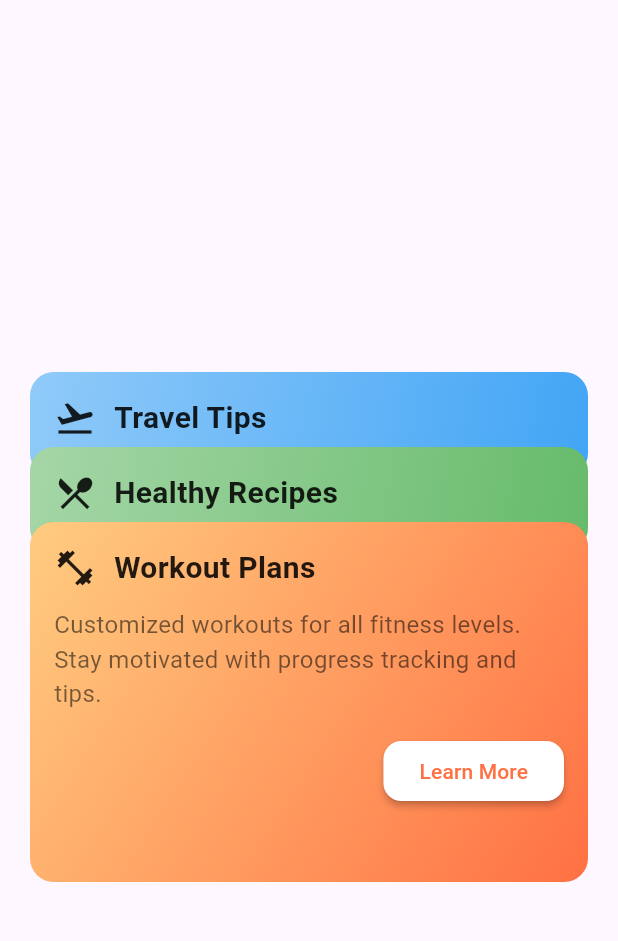
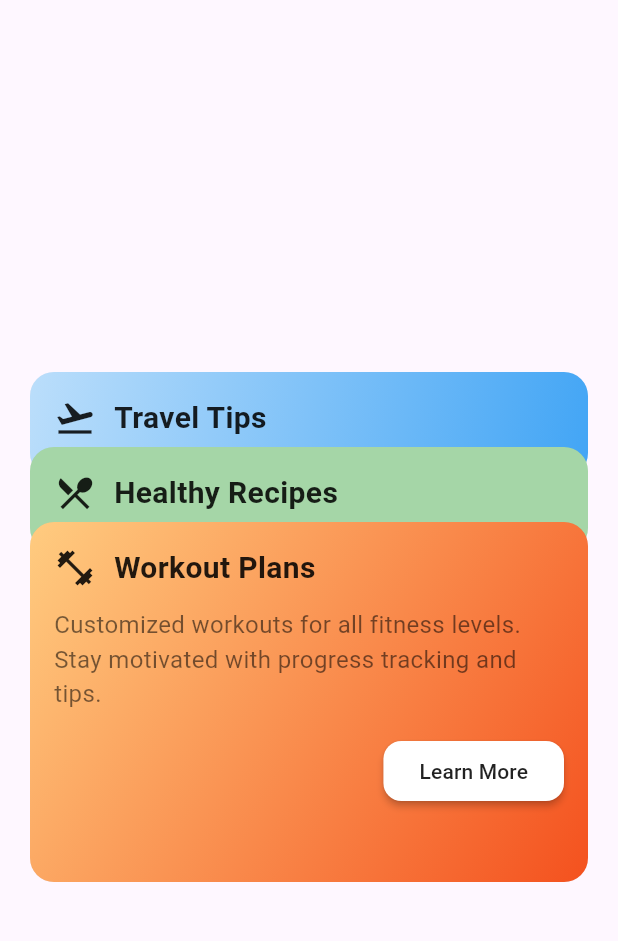
Before and after one commit to Sunilnani/stacked_card, a Flutter app: the screen it shows after launch, on a phone screen of 412 x 824 dp, the part 63-1004 px from its top. Run offline on Flutter 3.47's test engine with Material 3 defaults, Android fonts, the phone set to English and light mode, and no system bars.

Commit message:
feat: allow solidColor on CardItem, bump to 1.0.6

```diff
--- a/example/lib/main.dart
+++ b/example/lib/main.dart
@@ -4,7 +4,7 @@ import 'package:stacked_cards/stacked_cards.dart';
 void main() => runApp(const ExampleApp());
 
 class ExampleApp extends StatelessWidget {
-  const ExampleApp({Key? key}) : super(key: key);
+  const ExampleApp({super.key});
 
   @override
   Widget build(BuildContext context) {
@@ -14,34 +14,29 @@ class ExampleApp extends StatelessWidget {
         body:
         'Discover hidden gems around the world with our exclusive travel guides and insider recommendations.',
         icon: Icons.flight_takeoff,
-        gradientColors: [
-          Colors.blue.shade200,
-          Colors.blue.shade400,
-        ],
+        //solidColor: Colors.red
+        // ← use a gradient
+        gradientColors: [Colors.blue.shade100, Colors.blue.shade400],
       ),
       CardItem(
         title: 'Healthy Recipes',
         body:
         'Wholesome and delicious recipes tailored for every taste. From smoothies to full-course meals!',
         icon: Icons.restaurant_menu,
-        gradientColors: [
-          Colors.green.shade200,
-          Colors.green.shade400,
-        ],
+        // ← use a solid colour instead
+        solidColor: Colors.green.shade200,
       ),
       CardItem(
         title: 'Workout Plans',
         body:
         'Customized workouts for all fitness levels. Stay motivated with progress tracking and tips.',
         icon: Icons.fitness_center,
-        gradientColors: [
-          Colors.orange.shade200,
-          Colors.deepOrange.shade400,
-        ],
+        gradientColors: [Colors.orange.shade200, Colors.deepOrange.shade600],
       ),
     ];
 
     return MaterialApp(
+      debugShowCheckedModeBanner: false,
       title: 'Stacked Cards Demo',
       theme: ThemeData(primarySwatch: Colors.blue),
       home: Scaffold(
@@ -57,38 +52,44 @@ class ExampleApp extends StatelessWidget {
   }
 }
 
+/*――――――――――――――  MODEL  ――――――――――――*/
 
-
-/// A single card item with its own gradient colors.
 class CardItem {
   final String title;
   final String body;
-  final IconData icon;
-  final List<Color> gradientColors;
+  final IconData? icon;
+
+  /// Provide **either** a gradient **or** a solid colour.
+  final List<Color>? gradientColors;
+  final Color? solidColor;
 
   CardItem({
     required this.title,
     required this.body,
-    required this.icon,
-    required this.gradientColors,
-  });
+    this.icon,
+    this.gradientColors,
+    this.solidColor,
+  }) : assert(
+  (gradientColors != null && gradientColors.length >= 2) ||
+      (solidColor != null),
+  'You must supply either at least two gradient colours or one solid colour',
+  );
 }
 
-/// A stack of tappable cards that animate to the front and expand,
-/// preserving each card's unique gradient colors.
+/*――――――――――――――  WIDGET  ――――――――――――*/
+
 class StackedCards extends StatefulWidget {
-  /// The list of cards to display.
   final List<CardItem> items;
-  const StackedCards({Key? key, required this.items}) : super(key: key);
+  const StackedCards({super.key, required this.items});
 
   @override
-  _StackedCardsState createState() => _StackedCardsState();
+  State<StackedCards> createState() => _StackedCardsState();
 }
 
 class _StackedCardsState extends State<StackedCards> {
-  static const double _collapsedHeight = 70.0;
-  static const double _expandedHeight = 240.0;
-  static const double _overlap = 50.0;
+  static const double _collapsedHeight = 70;
+  static const double _expandedHeight  = 240;
+  static const double _overlap         = 50;
 
   late List<CardItem> _items;
   late CardItem _selected;
@@ -96,48 +97,33 @@ class _StackedCardsState extends State<StackedCards> {
   @override
   void initState() {
     super.initState();
-    // Clone the list so we can reorder
-    _items = List.from(widget.items);
+    _items    = List.of(widget.items);
     _selected = _items.last;
   }
 
   @override
   Widget build(BuildContext context) {
-    final totalHeight = _expandedHeight + (_items.length - 1) * _overlap;
+    final totalH = _expandedHeight + (_items.length - 1) * _overlap;
 
-    return Center(
-      child: SizedBox(
-        height: totalHeight,
-        width: double.infinity,
-        child: Stack(
+    return SizedBox(
+      height: totalH,
+      width : double.infinity,
+      child : Stack(
         clipBehavior: Clip.none,
         children: _items.asMap().entries.map((entry) {
-            final index = entry.key;
-            final item = entry.value;
-            final isSelected = item == _selected;
-            final topOffset = index * _overlap;
-            final cardHeight = isSelected ? _expandedHeight : _collapsedHeight;
-            // Use each item's own gradient
-            final colors = item.gradientColors;
+          final idx       = entry.key;
+          final item      = entry.value;
+          final selected  = item == _selected;
+          final top       = idx * _overlap;
+          final cardH     = selected ? _expandedHeight : _collapsedHeight;
 
-            return AnimatedPositioned(
-              key: ValueKey(item.title),
-              duration: const Duration(milliseconds: 300),
-              curve: Curves.easeInOut,
-              top: topOffset,
-              left: 20,
-              right: 20,
-              height: cardHeight,
-              child: GestureDetector(
-                onTap: () => _onTap(item),
-                child: ClipRRect(
-                  borderRadius: BorderRadius.circular(16),
-                  child: Container(
-                    decoration: BoxDecoration(
+          // Decide whether to paint a gradient or a solid colour
+          final BoxDecoration bg = (item.gradientColors != null)
+              ? BoxDecoration(
             gradient: LinearGradient(
-                        colors: colors,
-                        begin: Alignment.topLeft,
-                        end: Alignment.bottomRight,
+              colors: item.gradientColors!,
+              begin : Alignment.topLeft,
+              end   : Alignment.bottomRight,
             ),
             boxShadow: const [
               BoxShadow(
@@ -146,13 +132,39 @@ class _StackedCardsState extends State<StackedCards> {
                 offset: Offset(0, 3),
               ),
             ],
+          )
+              : BoxDecoration(
+            color: item.solidColor,
+            boxShadow: const [
+              BoxShadow(
+                color: Colors.black12,
+                blurRadius: 6,
+                offset: Offset(0, 3),
               ),
+            ],
+          );
+
+          return AnimatedPositioned(
+            key     : ValueKey(item.title),
+            duration: const Duration(milliseconds: 300),
+            curve   : Curves.easeInOut,
+            top     : top,
+            left    : 20,
+            right   : 20,
+            height  : cardH,
+            child   : GestureDetector(
+              onTap: () => _bringToFront(item),
+              child: ClipRRect(
+                borderRadius: BorderRadius.circular(16),
+                child: Container(
+                  decoration: bg,
                   child: ListView(
-                      physics: isSelected
+                    physics: selected
                         ? const AlwaysScrollableScrollPhysics()
                         : const NeverScrollableScrollPhysics(),
                     padding: const EdgeInsets.all(16),
                     children: [
+                      // header
                       Row(
                         children: [
                           Icon(item.icon, color: Colors.black87, size: 28),
@@ -169,7 +181,9 @@ class _StackedCardsState extends State<StackedCards> {
                           ),
                         ],
                       ),
-                        if (isSelected) ...[
+
+                      // details only when expanded
+                      if (selected) ...[
                         const SizedBox(height: 12),
                         Text(
                           item.body,
@@ -184,7 +198,7 @@ class _StackedCardsState extends State<StackedCards> {
                           child: ElevatedButton(
                             style: ElevatedButton.styleFrom(
                               backgroundColor: Colors.white,
-                                foregroundColor: colors.last,
+                              foregroundColor: Colors.black87,
                               elevation: 2,
                               shape: RoundedRectangleBorder(
                                 borderRadius: BorderRadius.circular(12),
@@ -203,11 +217,10 @@ class _StackedCardsState extends State<StackedCards> {
           );
         }).toList(),
       ),
-      ),
     );
   }
 
-  void _onTap(CardItem item) {
+  void _bringToFront(CardItem item) {
     setState(() {
       _items.remove(item);
       _items.add(item);
--- a/example/pubspec.yaml
+++ b/example/pubspec.yaml
@@ -18,7 +18,3 @@ dev_dependencies:
 
 flutter:
   uses-material-design: true
-  assets:
-    - assets/screenshot.jpeg
-    - assets/demo.gif
-    - assets/demo.mp4
```
Also changed, not shown: example/pubspec.lock, 2 other files. Lines whose indentation alone changed are shown as unchanged.
